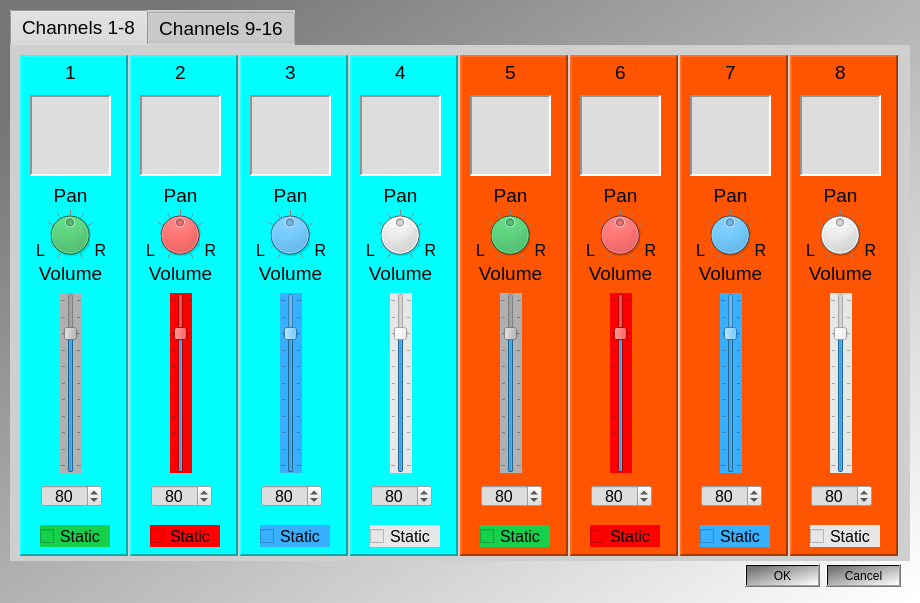
Qt form AdjRaspi5qtSynthApp_1/Dialog_MidiMixer.ui (nahumbudin/AdjRaspi5qtSynthApp_1) before a commit.
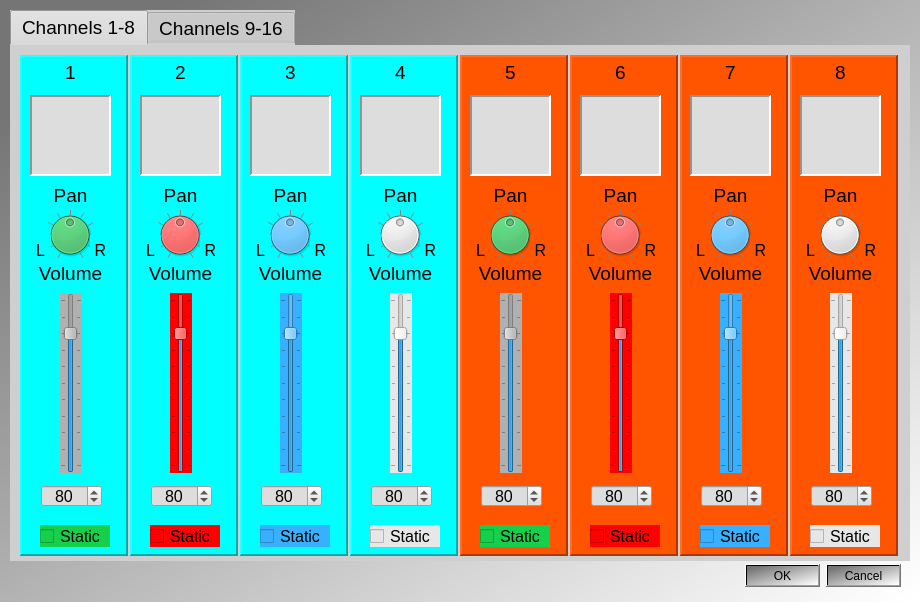
The same form after that commit.

Diff of the .ui file:
```diff
--- a/AdjRaspi5qtSynthApp_1/Dialog_MidiMixer.ui
+++ b/AdjRaspi5qtSynthApp_1/Dialog_MidiMixer.ui
@@ -7,7 +7,7 @@
     <x>0</x>
     <y>0</y>
     <width>920</width>
-    <height>603</height>
+    <height>602</height>
    </rect>
   </property>
   <property name="windowTitle">
```
Left out of the diff: 123 changed lines with no effect on the pictures.
